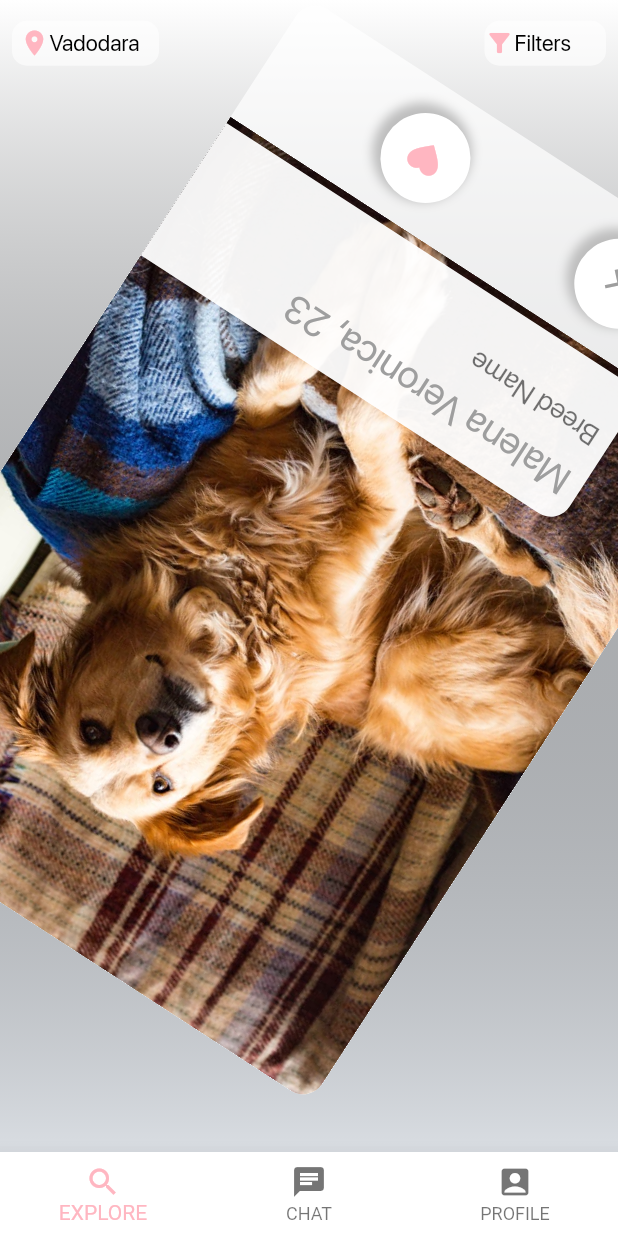
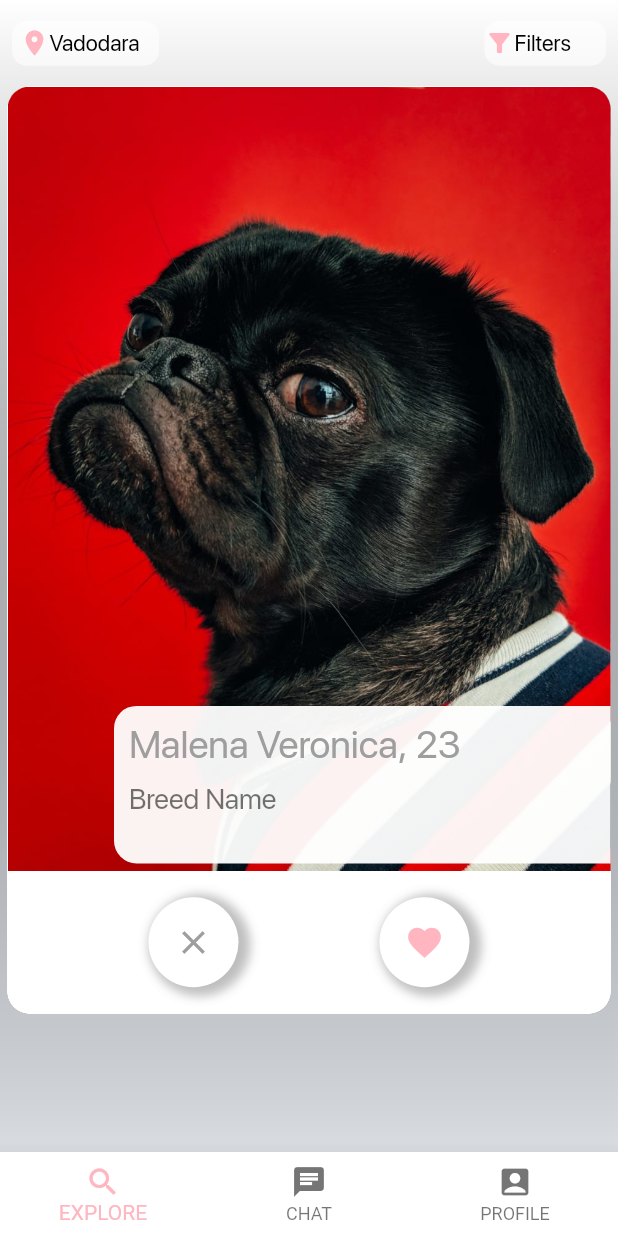
Before and after one commit to SPARSHAGGARWAL17/dating-app, a Flutter app: the HomePage screen opened by its route, after a tap on the "close" icon, on a phone screen of 412 x 824 dp. Run offline on Flutter 3.47's test engine with Material 2 defaults, Android fonts, the phone set to English and light mode, and no system bars; our stand-ins replace carousel_slider, flutter_svg, pin_code_fields.

```diff
--- a/lib/main.dart
+++ b/lib/main.dart
@@ -2,6 +2,7 @@
 
 import 'package:bewp_life/export.dart';
 import 'package:bewp_life/routes.dart';
+import 'package:bewp_life/view/home-screens/match-dialog.dart';
 import 'package:flutter/material.dart';
 
 void main() {
@@ -18,7 +19,7 @@ class MyApp extends StatelessWidget {
         primarySwatch: Colors.pink,
       ),
       routes: routes,
-      initialRoute: WelcomePage.Route,
+      initialRoute: HomePage.Route,
     );
   }
 }
--- /dev/null
+++ b/lib/model/cards.dart
@@ -0,0 +1,89 @@
+class MatchCard {
+  String imageUrl;
+  String breedName;
+  String name;
+  int id;
+
+  MatchCard({
+    required this.imageUrl,
+    required this.breedName,
+    required this.name,
+    required this.id,
+  });
+
+  @override
+  String toString() {
+    return 'Match-card: $id';
+  }
+
+  @override
+  bool operator ==(other) {
+    return this.toString() == other.toString();
+  }
+
+  // TODO: implement hashCode
+  int get hashCode => super.hashCode;
+}
+
+List<MatchCard> matchCard = [
+  MatchCard(
+    id: 1,
+    imageUrl: 'assets/images/dogs/dog1.jpeg',
+    breedName: 'Breed Name',
+    name: 'Malena Veronica',
+  ),
+  MatchCard(
+    id: 2,
+    imageUrl: 'assets/images/dogs/dog2.jpeg',
+    breedName: 'Breed Name',
+    name: 'Malena Veronica',
+  ),
+  MatchCard(
+    id: 3,
+    imageUrl: 'assets/images/dogs/dog3.jpeg',
+    breedName: 'Breed Name',
+    name: 'Malena Veronica',
+  ),
+  MatchCard(
+    id: 4,
+    imageUrl: 'assets/images/dogs/dog4.jpeg',
+    breedName: 'Breed Name',
+    name: 'Malena Veronica',
+  ),
+  MatchCard(
+    id: 5,
+    imageUrl: 'assets/images/dogs/dog5.jpeg',
+    breedName: 'Breed Name',
+    name: 'Malena Veronica',
+  ),
+  MatchCard(
+    id: 6,
+    imageUrl: 'assets/images/dogs/dog6.jpeg',
+    breedName: 'Breed Name',
+    name: 'Malena Veronica',
+  ),
+  MatchCard(
+    id: 7,
+    imageUrl: 'assets/images/dogs/dog7.jpeg',
+    breedName: 'Breed Name',
+    name: 'Malena Veronica',
+  ),
+  MatchCard(
+    id: 8,
+    imageUrl: 'assets/images/dogs/dog1.jpeg',
+    breedName: 'Breed Name',
+    name: 'Malena Veronica',
+  ),
+  MatchCard(
+    id: 8,
+    imageUrl: 'assets/images/dogs/dog2.jpeg',
+    breedName: 'Breed Name',
+    name: 'Malena Veronica',
+  ),
+  MatchCard(
+    id: 10,
+    imageUrl: 'assets/images/dogs/dog3.jpeg',
+    breedName: 'Breed Name',
+    name: 'Malena Veronica',
+  ),
+];
--- a/lib/view/home-screens/home-page.dart
+++ b/lib/view/home-screens/home-page.dart
@@ -1,6 +1,7 @@
+import 'dart:math' as math;
+import 'package:bewp_life/model/cards.dart';
 import 'package:bewp_life/view/chats/matches-chat.dart';
 import 'package:bewp_life/view/home-screens/match-dialog.dart';
-
 import '../../export.dart';
 
 class HomePage extends StatefulWidget {
@@ -9,8 +10,38 @@ class HomePage extends StatefulWidget {
   _HomePageState createState() => _HomePageState();
 }
 
-class _HomePageState extends State<HomePage> {
+class _HomePageState extends State<HomePage>
+    with SingleTickerProviderStateMixin {
   int _index = 0;
+  double dx = 0;
+  double prevDx = 0;
+  bool left = false;
+  late AnimationController animationController;
+  late Tween<double> tween;
+  bool animating = false;
+
+  @override
+  void initState() {
+    super.initState();
+    animationController =
+        AnimationController(vsync: this, duration: Duration(milliseconds: 600));
+    tween = Tween<double>(begin: 0, end: 1)
+      ..animate(
+        CurvedAnimation(
+          parent: animationController,
+          curve: Curves.easeInOutExpo,
+        ),
+      ).addListener(() {
+        setState(() {});
+      });
+  }
+
+  @override
+  void dispose() {
+    animationController.dispose();
+    super.dispose();
+  }
+
   @override
   Widget build(BuildContext context) {
     return Scaffold(
@@ -143,9 +174,15 @@ class _HomePageState extends State<HomePage> {
                           ]),
                     ),
                   ),
-                  Padding(
-                    padding: const EdgeInsets.fromLTRB(5, 0, 5, 20),
-                    child: buildProfileCard(context),
+                  Stack(
+                    children: matchCard
+                        .map(
+                          (e) => Padding(
+                            padding: const EdgeInsets.fromLTRB(5, 0, 5, 20),
+                            child: buildProfileCard(context, e),
+                          ),
+                        )
+                        .toList(),
                   ),
                 ],
               ),
@@ -156,16 +193,55 @@ class _HomePageState extends State<HomePage> {
     );
   }
 
-  Widget buildProfileCard(BuildContext context) {
+  Widget buildProfileCard(BuildContext context, MatchCard match) {
+    var dragging = false;
+
     return GestureDetector(
       onHorizontalDragStart: (details) {
+        dx = details.localPosition.dx;
+        dragging = true;
+        prevDx = dx;
+        print(details.localPosition.distance);
         print('Horizontal-drag: ${details.localPosition}');
       },
+      onHorizontalDragUpdate: (details) {
+        setState(() {
+          dx = (details.localPosition.dx - prevDx) / 10;
+        });
+        if (dx < -25 || dx > 30) {
+          matchCard.removeWhere((element) => element == match);
+          dx = 0;
+          setState(() {});
+        }
+      },
+      onHorizontalDragEnd: (details) {
+        print(dx);
+        setState(() {
+          dragging = false;
+          dx = 0;
+          prevDx = 0;
+        });
+      },
       child: Transform.rotate(
-        angle: 10,
+        angle: !animating
+            ? math.pi / 180 * dx
+            : (math.pi / 180 * 45 * animationController.value) *
+                (left ? -1 : 1),
+        alignment: Alignment.bottomCenter,
         child: Container(
           decoration: BoxDecoration(
-              borderRadius: BorderRadius.circular(15), color: Color(0xFAFAFA)),
+              borderRadius: BorderRadius.circular(15),
+              color: Color(0xFAFAFA),
+              boxShadow: dragging
+                  ? [
+                      BoxShadow(
+                        color: Colors.grey,
+                        offset: Offset(5, 0),
+                        blurRadius: 5,
+                        spreadRadius: 2,
+                      )
+                    ]
+                  : []),
           height: getDeviceSize(context).height * 0.75,
           width: getDeviceSize(context).width,
           child: Column(
@@ -193,7 +269,7 @@ class _HomePageState extends State<HomePage> {
                             topRight: Radius.circular(15)),
                         child: Image(
                             image: AssetImage(
-                                'assets/images/dogs/dog1.jpeg'), //TODO Add image Accordingly
+                                match.imageUrl), //TODO Add image Accordingly
                             fit: BoxFit.cover),
                       ),
                     ),
@@ -220,7 +296,7 @@ class _HomePageState extends State<HomePage> {
                               child: Row(
                                 children: [
                                   Text(
-                                    'Malena Veronica,', // TODO: add name
+                                    '${match.name},', // TODO: add name
                                     style: buildTextStyle(
                                         size: 26, color: Colors.grey.shade500),
                                   ),
@@ -238,7 +314,7 @@ class _HomePageState extends State<HomePage> {
                                   width: 10,
                                 ),
                                 Text(
-                                  'Breed Name', // TODO: add Breed name
+                                  match.breedName, // TODO: add Breed name
                                   style: buildTextStyle(
                                       size: 19,
                                       color: Colors.black.withOpacity(0.55)),
@@ -268,7 +344,18 @@ class _HomePageState extends State<HomePage> {
                     mainAxisAlignment: MainAxisAlignment.spaceEvenly,
                     children: [
                       InkWell(
-                        onTap: () {}, //TODO add button
+                        onTap: () {
+                          left = true;
+                          animating = true;
+                          animationController.forward().then((value) {
+                            animationController.reset();
+                            matchCard
+                                .removeWhere((element) => element == match);
+                            setState(() {
+                              animating = false;
+                            });
+                          });
+                        }, //TODO add button
                         child: Container(
                           height: 60,
                           width: 60,
@@ -291,8 +378,22 @@ class _HomePageState extends State<HomePage> {
                       ),
                       InkWell(
                         onTap: () {
-                          Navigator.of(context)
-                              .pushNamed(MatchDialogPage.Route);
+                          left = false;
+                          animating = true;
+                          animationController.forward().then((value) {
+                            animationController.reset();
+                            if (matchCard.indexOf(match) % 2 == 0) {
+                              Navigator.of(context)
+                                  .pushNamed(MatchDialogPage.Route);
+                            }
+                            matchCard
+                                .removeWhere((element) => element == match);
+                            setState(() {
+                              animating = false;
+                            });
+                          });
+                          // Navigator.of(context)
+                          //     .pushNamed(MatchDialogPage.Route);
                         }, //TODO add button
                         child: Container(
                           height: 60,
```
Also changed, not shown: lib/view/home-screens/match-dialog.dart (+47 -19 lines).
